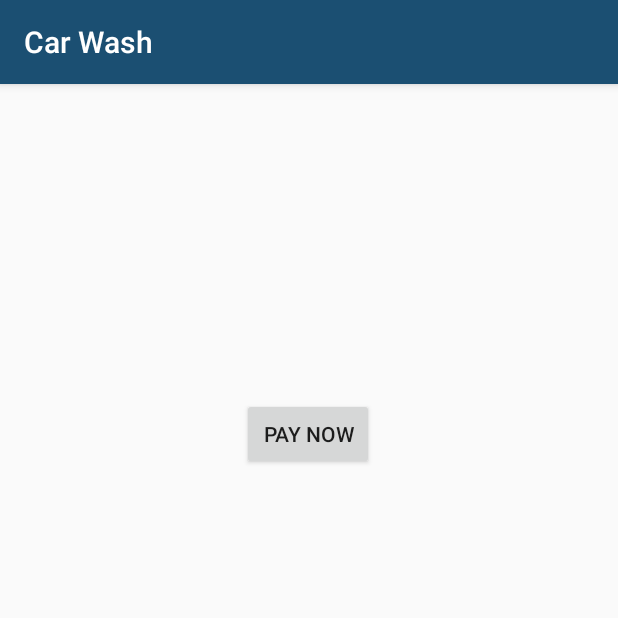
After one commit to IsuJayNaw/Car-wash-app, an Android app: the Pay screen opened directly, with no data from a screen before it, on a phone screen of 412 x 824 dp, the top half of it. The commit adds this screen. Run offline under Robolectric (Android 15) with nearby library versions, the phone set to English and light mode, and no system bars.

Commit message:
Payment Edit

```diff
--- a/app/src/main/AndroidManifest.xml
+++ b/app/src/main/AndroidManifest.xml
@@ -9,7 +9,8 @@
         android:roundIcon="@mipmap/ic_launcher_round"
         android:supportsRtl="true"
         android:theme="@style/AppTheme">
-        <activity android:name=".Payment"></activity>
+        <activity android:name=".Pay"></activity>
+        <activity android:name=".Payment" />
         <activity android:name=".PaymentEdit" />
         <activity android:name=".FirstActivity" />
         <activity android:name=".EditServiceDetails" />
--- /dev/null
+++ b/app/src/main/java/com/example/services/Pay.java
@@ -0,0 +1,14 @@
+package com.example.services;
+
+import androidx.appcompat.app.AppCompatActivity;
+
+import android.os.Bundle;
+
+public class Pay extends AppCompatActivity {
+
+    @Override
+    protected void onCreate(Bundle savedInstanceState) {
+        super.onCreate(savedInstanceState);
+        setContentView(R.layout.activity_pay);
+    }
+}
--- /dev/null
+++ b/app/src/main/res/layout/activity_pay.xml
@@ -0,0 +1,22 @@
+<?xml version="1.0" encoding="utf-8"?>
+<androidx.constraintlayout.widget.ConstraintLayout xmlns:android="http://schemas.android.com/apk/res/android"
+    xmlns:app="http://schemas.android.com/apk/res-auto"
+    xmlns:tools="http://schemas.android.com/tools"
+    android:layout_width="match_parent"
+    android:layout_height="match_parent"
+    tools:context=".Pay">
+
+    <Button
+        android:layout_width="wrap_content"
+        android:layout_height="wrap_content"
+        android:layout_marginStart="100dp"
+        android:layout_marginEnd="100dp"
+        android:text="@string/paybtn1"
+        app:layout_constraintBottom_toBottomOf="parent"
+        app:layout_constraintEnd_toEndOf="parent"
+        app:layout_constraintHorizontal_bias="0.495"
+        app:layout_constraintStart_toStartOf="parent"
+        app:layout_constraintTop_toTopOf="parent"
+        app:layout_constraintVertical_bias="0.291" />
+
+</androidx.constraintlayout.widget.ConstraintLayout>
--- a/app/src/main/res/values/strings.xml
+++ b/app/src/main/res/values/strings.xml
@@ -17,4 +17,6 @@
     <string name="cvvno">CVV</string>
     <string name="abtn">ADD</string>
     <string name="ubtn">UPDATE</string>
+    <string name="paybtn">PAY</string>
+    <string name="paybtn1">PAY NOW</string>
 </resources>
```
